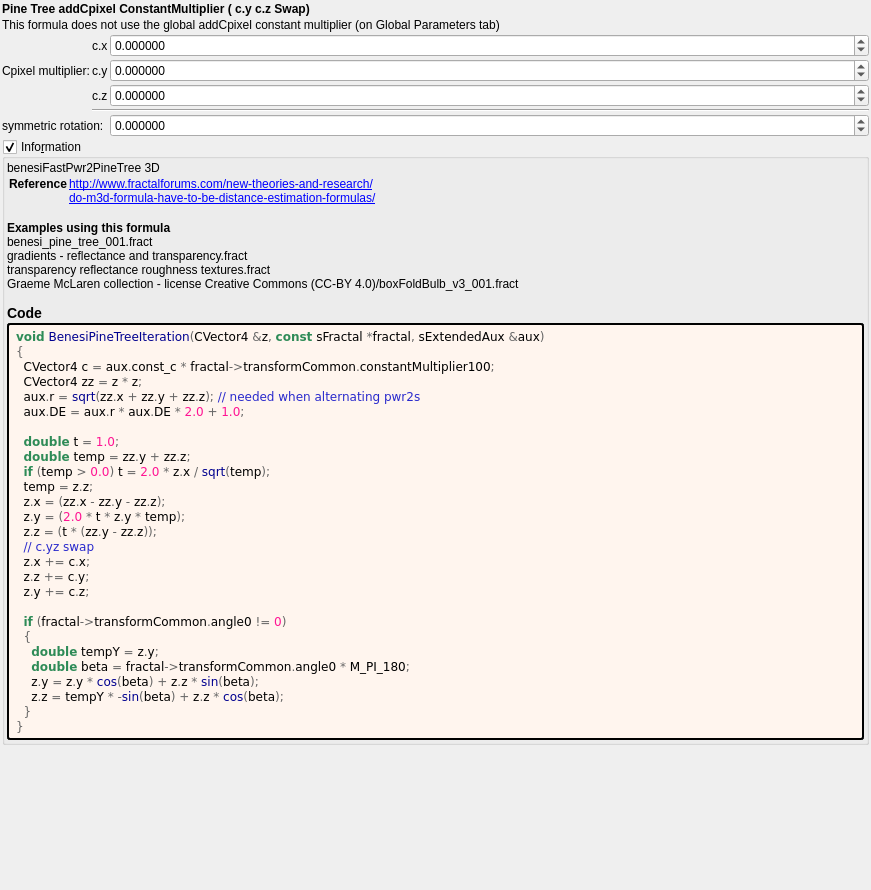
Old version of the form mandelbulber2/formula/ui/benesi_pine_tree.ui in the repository buddhi1980/mandelbulber2.
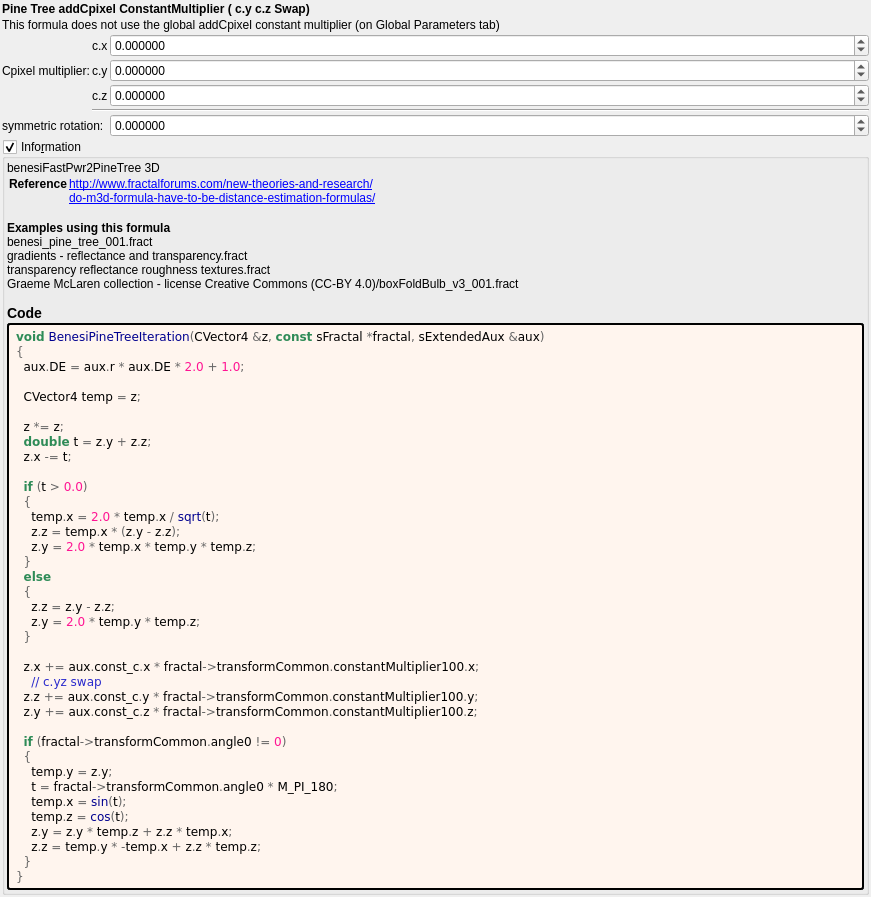
New version of the form. Custom widgets are drawn as their Qt base class.

What changed in the file:
```diff
--- a/mandelbulber2/formula/ui/benesi_pine_tree.ui
+++ b/mandelbulber2/formula/ui/benesi_pine_tree.ui
@@ -271,31 +271,41 @@
         </property>
         <property name="text">
          <string notr="true">&lt;body style=&quot;background-color:#fff5ee&quot;&gt;
-&lt;pre style=&quot;color:#000000; background-color:#fff5ee;  font-family:'Courier New',monospace;&quot;&gt;&lt;span style=&quot;color:#2e8b57; font-weight:bold&quot;&gt;void&lt;/span&gt; &lt;span style=&quot;color:#00008f&quot;&gt;BenesiPineTreeIteration&lt;/span&gt;&lt;span style=&quot;color:#676767&quot;&gt;(&lt;/span&gt;CVector4 &lt;span style=&quot;color:#676767&quot;&gt;&amp;amp;&lt;/span&gt;z&lt;span style=&quot;color:#676767&quot;&gt;,&lt;/span&gt; &lt;span style=&quot;color:#2e8b57; font-weight:bold&quot;&gt;const&lt;/span&gt; sFractal &lt;span style=&quot;color:#676767&quot;&gt;*&lt;/span&gt;fractal&lt;span style=&quot;color:#676767&quot;&gt;,&lt;/span&gt; sExtendedAux &lt;span style=&quot;color:#676767&quot;&gt;&amp;amp;&lt;/span&gt;aux&lt;span style=&quot;color:#676767&quot;&gt;)&lt;/span&gt;
+&lt;pre style=&quot;color:#000000; background-color:#fff5ee;  font-family:&#039;Courier New&#039;,monospace;&quot;&gt;&lt;span style=&quot;color:#2e8b57; font-weight:bold&quot;&gt;void&lt;/span&gt; &lt;span style=&quot;color:#00008f&quot;&gt;BenesiPineTreeIteration&lt;/span&gt;&lt;span style=&quot;color:#676767&quot;&gt;(&lt;/span&gt;CVector4 &lt;span style=&quot;color:#676767&quot;&gt;&amp;amp;&lt;/span&gt;z&lt;span style=&quot;color:#676767&quot;&gt;,&lt;/span&gt; &lt;span style=&quot;color:#2e8b57; font-weight:bold&quot;&gt;const&lt;/span&gt; sFractal &lt;span style=&quot;color:#676767&quot;&gt;*&lt;/span&gt;fractal&lt;span style=&quot;color:#676767&quot;&gt;,&lt;/span&gt; sExtendedAux &lt;span style=&quot;color:#676767&quot;&gt;&amp;amp;&lt;/span&gt;aux&lt;span style=&quot;color:#676767&quot;&gt;)&lt;/span&gt;
 &lt;span style=&quot;color:#676767&quot;&gt;{&lt;/span&gt;
-  CVector4 c &lt;span style=&quot;color:#676767&quot;&gt;=&lt;/span&gt; aux&lt;span style=&quot;color:#676767&quot;&gt;.&lt;/span&gt;const_c &lt;span style=&quot;color:#676767&quot;&gt;*&lt;/span&gt; fractal&lt;span style=&quot;color:#676767&quot;&gt;-&amp;gt;&lt;/span&gt;transformCommon&lt;span style=&quot;color:#676767&quot;&gt;.&lt;/span&gt;constantMultiplier100&lt;span style=&quot;color:#676767&quot;&gt;;&lt;/span&gt;
-  CVector4 zz &lt;span style=&quot;color:#676767&quot;&gt;=&lt;/span&gt; z &lt;span style=&quot;color:#676767&quot;&gt;*&lt;/span&gt; z&lt;span style=&quot;color:#676767&quot;&gt;;&lt;/span&gt;
-  aux&lt;span style=&quot;color:#676767&quot;&gt;.&lt;/span&gt;r &lt;span style=&quot;color:#676767&quot;&gt;=&lt;/span&gt; &lt;span style=&quot;color:#00008f&quot;&gt;sqrt&lt;/span&gt;&lt;span style=&quot;color:#676767&quot;&gt;(&lt;/span&gt;zz&lt;span style=&quot;color:#676767&quot;&gt;.&lt;/span&gt;x &lt;span style=&quot;color:#676767&quot;&gt;+&lt;/span&gt; zz&lt;span style=&quot;color:#676767&quot;&gt;.&lt;/span&gt;y &lt;span style=&quot;color:#676767&quot;&gt;+&lt;/span&gt; zz&lt;span style=&quot;color:#676767&quot;&gt;.&lt;/span&gt;z&lt;span style=&quot;color:#676767&quot;&gt;);&lt;/span&gt; &lt;span style=&quot;color:#2929cc&quot;&gt;// needed when alternating pwr2s&lt;/span&gt;
   aux&lt;span style=&quot;color:#676767&quot;&gt;.&lt;/span&gt;DE &lt;span style=&quot;color:#676767&quot;&gt;=&lt;/span&gt; aux&lt;span style=&quot;color:#676767&quot;&gt;.&lt;/span&gt;r &lt;span style=&quot;color:#676767&quot;&gt;*&lt;/span&gt; aux&lt;span style=&quot;color:#676767&quot;&gt;.&lt;/span&gt;DE &lt;span style=&quot;color:#676767&quot;&gt;*&lt;/span&gt; &lt;span style=&quot;color:#ff1493&quot;&gt;2.0&lt;/span&gt; &lt;span style=&quot;color:#676767&quot;&gt;+&lt;/span&gt; &lt;span style=&quot;color:#ff1493&quot;&gt;1.0&lt;/span&gt;&lt;span style=&quot;color:#676767&quot;&gt;;&lt;/span&gt;
 
-  &lt;span style=&quot;color:#2e8b57; font-weight:bold&quot;&gt;double&lt;/span&gt; t &lt;span style=&quot;color:#676767&quot;&gt;=&lt;/span&gt; &lt;span style=&quot;color:#ff1493&quot;&gt;1.0&lt;/span&gt;&lt;span style=&quot;color:#676767&quot;&gt;;&lt;/span&gt;
-  &lt;span style=&quot;color:#2e8b57; font-weight:bold&quot;&gt;double&lt;/span&gt; temp &lt;span style=&quot;color:#676767&quot;&gt;=&lt;/span&gt; zz&lt;span style=&quot;color:#676767&quot;&gt;.&lt;/span&gt;y &lt;span style=&quot;color:#676767&quot;&gt;+&lt;/span&gt; zz&lt;span style=&quot;color:#676767&quot;&gt;.&lt;/span&gt;z&lt;span style=&quot;color:#676767&quot;&gt;;&lt;/span&gt;
-  &lt;span style=&quot;color:#2e8b57; font-weight:bold&quot;&gt;if&lt;/span&gt; &lt;span style=&quot;color:#676767&quot;&gt;(&lt;/span&gt;temp &lt;span style=&quot;color:#676767&quot;&gt;&amp;gt;&lt;/span&gt; &lt;span style=&quot;color:#ff1493&quot;&gt;0.0&lt;/span&gt;&lt;span style=&quot;color:#676767&quot;&gt;)&lt;/span&gt; t &lt;span style=&quot;color:#676767&quot;&gt;=&lt;/span&gt; &lt;span style=&quot;color:#ff1493&quot;&gt;2.0&lt;/span&gt; &lt;span style=&quot;color:#676767&quot;&gt;*&lt;/span&gt; z&lt;span style=&quot;color:#676767&quot;&gt;.&lt;/span&gt;x &lt;span style=&quot;color:#676767&quot;&gt;/&lt;/span&gt; &lt;span style=&quot;color:#00008f&quot;&gt;sqrt&lt;/span&gt;&lt;span style=&quot;color:#676767&quot;&gt;(&lt;/span&gt;temp&lt;span style=&quot;color:#676767&quot;&gt;);&lt;/span&gt;
-  temp &lt;span style=&quot;color:#676767&quot;&gt;=&lt;/span&gt; z&lt;span style=&quot;color:#676767&quot;&gt;.&lt;/span&gt;z&lt;span style=&quot;color:#676767&quot;&gt;;&lt;/span&gt;
-  z&lt;span style=&quot;color:#676767&quot;&gt;.&lt;/span&gt;x &lt;span style=&quot;color:#676767&quot;&gt;= (&lt;/span&gt;zz&lt;span style=&quot;color:#676767&quot;&gt;.&lt;/span&gt;x &lt;span style=&quot;color:#676767&quot;&gt;-&lt;/span&gt; zz&lt;span style=&quot;color:#676767&quot;&gt;.&lt;/span&gt;y &lt;span style=&quot;color:#676767&quot;&gt;-&lt;/span&gt; zz&lt;span style=&quot;color:#676767&quot;&gt;.&lt;/span&gt;z&lt;span style=&quot;color:#676767&quot;&gt;);&lt;/span&gt;
-  z&lt;span style=&quot;color:#676767&quot;&gt;.&lt;/span&gt;y &lt;span style=&quot;color:#676767&quot;&gt;= (&lt;/span&gt;&lt;span style=&quot;color:#ff1493&quot;&gt;2.0&lt;/span&gt; &lt;span style=&quot;color:#676767&quot;&gt;*&lt;/span&gt; t &lt;span style=&quot;color:#676767&quot;&gt;*&lt;/span&gt; z&lt;span style=&quot;color:#676767&quot;&gt;.&lt;/span&gt;y &lt;span style=&quot;color:#676767&quot;&gt;*&lt;/span&gt; temp&lt;span style=&quot;color:#676767&quot;&gt;);&lt;/span&gt;
-  z&lt;span style=&quot;color:#676767&quot;&gt;.&lt;/span&gt;z &lt;span style=&quot;color:#676767&quot;&gt;= (&lt;/span&gt;t &lt;span style=&quot;color:#676767&quot;&gt;* (&lt;/span&gt;zz&lt;span style=&quot;color:#676767&quot;&gt;.&lt;/span&gt;y &lt;span style=&quot;color:#676767&quot;&gt;-&lt;/span&gt; zz&lt;span style=&quot;color:#676767&quot;&gt;.&lt;/span&gt;z&lt;span style=&quot;color:#676767&quot;&gt;));&lt;/span&gt;
-  &lt;span style=&quot;color:#2929cc&quot;&gt;// c.yz swap&lt;/span&gt;
-  z&lt;span style=&quot;color:#676767&quot;&gt;.&lt;/span&gt;x &lt;span style=&quot;color:#676767&quot;&gt;+=&lt;/span&gt; c&lt;span style=&quot;color:#676767&quot;&gt;.&lt;/span&gt;x&lt;span style=&quot;color:#676767&quot;&gt;;&lt;/span&gt;
-  z&lt;span style=&quot;color:#676767&quot;&gt;.&lt;/span&gt;z &lt;span style=&quot;color:#676767&quot;&gt;+=&lt;/span&gt; c&lt;span style=&quot;color:#676767&quot;&gt;.&lt;/span&gt;y&lt;span style=&quot;color:#676767&quot;&gt;;&lt;/span&gt;
-  z&lt;span style=&quot;color:#676767&quot;&gt;.&lt;/span&gt;y &lt;span style=&quot;color:#676767&quot;&gt;+=&lt;/span&gt; c&lt;span style=&quot;color:#676767&quot;&gt;.&lt;/span&gt;z&lt;span style=&quot;color:#676767&quot;&gt;;&lt;/span&gt;
+  CVector4 temp &lt;span style=&quot;color:#676767&quot;&gt;=&lt;/span&gt; z&lt;span style=&quot;color:#676767&quot;&gt;;&lt;/span&gt;
+
+  z &lt;span style=&quot;color:#676767&quot;&gt;*=&lt;/span&gt; z&lt;span style=&quot;color:#676767&quot;&gt;;&lt;/span&gt;
+  &lt;span style=&quot;color:#2e8b57; font-weight:bold&quot;&gt;double&lt;/span&gt; t &lt;span style=&quot;color:#676767&quot;&gt;=&lt;/span&gt; z&lt;span style=&quot;color:#676767&quot;&gt;.&lt;/span&gt;y &lt;span style=&quot;color:#676767&quot;&gt;+&lt;/span&gt; z&lt;span style=&quot;color:#676767&quot;&gt;.&lt;/span&gt;z&lt;span style=&quot;color:#676767&quot;&gt;;&lt;/span&gt;
+  z&lt;span style=&quot;color:#676767&quot;&gt;.&lt;/span&gt;x &lt;span style=&quot;color:#676767&quot;&gt;-=&lt;/span&gt; t&lt;span style=&quot;color:#676767&quot;&gt;;&lt;/span&gt;
+
+  &lt;span style=&quot;color:#2e8b57; font-weight:bold&quot;&gt;if&lt;/span&gt; &lt;span style=&quot;color:#676767&quot;&gt;(&lt;/span&gt;t &lt;span style=&quot;color:#676767&quot;&gt;&amp;gt;&lt;/span&gt; &lt;span style=&quot;color:#ff1493&quot;&gt;0.0&lt;/span&gt;&lt;span style=&quot;color:#676767&quot;&gt;)&lt;/span&gt;
+  &lt;span style=&quot;color:#676767&quot;&gt;{&lt;/span&gt;
+    temp&lt;span style=&quot;color:#676767&quot;&gt;.&lt;/span&gt;x &lt;span style=&quot;color:#676767&quot;&gt;=&lt;/span&gt; &lt;span style=&quot;color:#ff1493&quot;&gt;2.0&lt;/span&gt; &lt;span style=&quot;color:#676767&quot;&gt;*&lt;/span&gt; temp&lt;span style=&quot;color:#676767&quot;&gt;.&lt;/span&gt;x &lt;span style=&quot;color:#676767&quot;&gt;/&lt;/span&gt; &lt;span style=&quot;color:#00008f&quot;&gt;sqrt&lt;/span&gt;&lt;span style=&quot;color:#676767&quot;&gt;(&lt;/span&gt;t&lt;span style=&quot;color:#676767&quot;&gt;);&lt;/span&gt;
+    z&lt;span style=&quot;color:#676767&quot;&gt;.&lt;/span&gt;z &lt;span style=&quot;color:#676767&quot;&gt;=&lt;/span&gt; temp&lt;span style=&quot;color:#676767&quot;&gt;.&lt;/span&gt;x &lt;span style=&quot;color:#676767&quot;&gt;* (&lt;/span&gt;z&lt;span style=&quot;color:#676767&quot;&gt;.&lt;/span&gt;y &lt;span style=&quot;color:#676767&quot;&gt;-&lt;/span&gt; z&lt;span style=&quot;color:#676767&quot;&gt;.&lt;/span&gt;z&lt;span style=&quot;color:#676767&quot;&gt;);&lt;/span&gt;
+    z&lt;span style=&quot;color:#676767&quot;&gt;.&lt;/span&gt;y &lt;span style=&quot;color:#676767&quot;&gt;=&lt;/span&gt; &lt;span style=&quot;color:#ff1493&quot;&gt;2.0&lt;/span&gt; &lt;span style=&quot;color:#676767&quot;&gt;*&lt;/span&gt; temp&lt;span style=&quot;color:#676767&quot;&gt;.&lt;/span&gt;x &lt;span style=&quot;color:#676767&quot;&gt;*&lt;/span&gt; temp&lt;span style=&quot;color:#676767&quot;&gt;.&lt;/span&gt;y &lt;span style=&quot;color:#676767&quot;&gt;*&lt;/span&gt; temp&lt;span style=&quot;color:#676767&quot;&gt;.&lt;/span&gt;z&lt;span style=&quot;color:#676767&quot;&gt;;&lt;/span&gt;
+  &lt;span style=&quot;color:#676767&quot;&gt;}&lt;/span&gt;
+  &lt;span style=&quot;color:#2e8b57; font-weight:bold&quot;&gt;else&lt;/span&gt;
+  &lt;span style=&quot;color:#676767&quot;&gt;{&lt;/span&gt;
+    z&lt;span style=&quot;color:#676767&quot;&gt;.&lt;/span&gt;z &lt;span style=&quot;color:#676767&quot;&gt;=&lt;/span&gt; z&lt;span style=&quot;color:#676767&quot;&gt;.&lt;/span&gt;y &lt;span style=&quot;color:#676767&quot;&gt;-&lt;/span&gt; z&lt;span style=&quot;color:#676767&quot;&gt;.&lt;/span&gt;z&lt;span style=&quot;color:#676767&quot;&gt;;&lt;/span&gt;
+    z&lt;span style=&quot;color:#676767&quot;&gt;.&lt;/span&gt;y &lt;span style=&quot;color:#676767&quot;&gt;=&lt;/span&gt; &lt;span style=&quot;color:#ff1493&quot;&gt;2.0&lt;/span&gt; &lt;span style=&quot;color:#676767&quot;&gt;*&lt;/span&gt; temp&lt;span style=&quot;color:#676767&quot;&gt;.&lt;/span&gt;y &lt;span style=&quot;color:#676767&quot;&gt;*&lt;/span&gt; temp&lt;span style=&quot;color:#676767&quot;&gt;.&lt;/span&gt;z&lt;span style=&quot;color:#676767&quot;&gt;;&lt;/span&gt;
+  &lt;span style=&quot;color:#676767&quot;&gt;}&lt;/span&gt;
+
+  z&lt;span style=&quot;color:#676767&quot;&gt;.&lt;/span&gt;x &lt;span style=&quot;color:#676767&quot;&gt;+=&lt;/span&gt; aux&lt;span style=&quot;color:#676767&quot;&gt;.&lt;/span&gt;const_c&lt;span style=&quot;color:#676767&quot;&gt;.&lt;/span&gt;x &lt;span style=&quot;color:#676767&quot;&gt;*&lt;/span&gt; fractal&lt;span style=&quot;color:#676767&quot;&gt;-&amp;gt;&lt;/span&gt;transformCommon&lt;span style=&quot;color:#676767&quot;&gt;.&lt;/span&gt;constantMultiplier100&lt;span style=&quot;color:#676767&quot;&gt;.&lt;/span&gt;x&lt;span style=&quot;color:#676767&quot;&gt;;&lt;/span&gt;
+    &lt;span style=&quot;color:#2929cc&quot;&gt;// c.yz swap&lt;/span&gt;
+  z&lt;span style=&quot;color:#676767&quot;&gt;.&lt;/span&gt;z &lt;span style=&quot;color:#676767&quot;&gt;+=&lt;/span&gt; aux&lt;span style=&quot;color:#676767&quot;&gt;.&lt;/span&gt;const_c&lt;span style=&quot;color:#676767&quot;&gt;.&lt;/span&gt;y &lt;span style=&quot;color:#676767&quot;&gt;*&lt;/span&gt; fractal&lt;span style=&quot;color:#676767&quot;&gt;-&amp;gt;&lt;/span&gt;transformCommon&lt;span style=&quot;color:#676767&quot;&gt;.&lt;/span&gt;constantMultiplier100&lt;span style=&quot;color:#676767&quot;&gt;.&lt;/span&gt;y&lt;span style=&quot;color:#676767&quot;&gt;;&lt;/span&gt;
+  z&lt;span style=&quot;color:#676767&quot;&gt;.&lt;/span&gt;y &lt;span style=&quot;color:#676767&quot;&gt;+=&lt;/span&gt; aux&lt;span style=&quot;color:#676767&quot;&gt;.&lt;/span&gt;const_c&lt;span style=&quot;color:#676767&quot;&gt;.&lt;/span&gt;z &lt;span style=&quot;color:#676767&quot;&gt;*&lt;/span&gt; fractal&lt;span style=&quot;color:#676767&quot;&gt;-&amp;gt;&lt;/span&gt;transformCommon&lt;span style=&quot;color:#676767&quot;&gt;.&lt;/span&gt;constantMultiplier100&lt;span style=&quot;color:#676767&quot;&gt;.&lt;/span&gt;z&lt;span style=&quot;color:#676767&quot;&gt;;&lt;/span&gt;
 
   &lt;span style=&quot;color:#2e8b57; font-weight:bold&quot;&gt;if&lt;/span&gt; &lt;span style=&quot;color:#676767&quot;&gt;(&lt;/span&gt;fractal&lt;span style=&quot;color:#676767&quot;&gt;-&amp;gt;&lt;/span&gt;transformCommon&lt;span style=&quot;color:#676767&quot;&gt;.&lt;/span&gt;angle0 &lt;span style=&quot;color:#676767&quot;&gt;!=&lt;/span&gt; &lt;span style=&quot;color:#ff1493&quot;&gt;0&lt;/span&gt;&lt;span style=&quot;color:#676767&quot;&gt;)&lt;/span&gt;
   &lt;span style=&quot;color:#676767&quot;&gt;{&lt;/span&gt;
-    &lt;span style=&quot;color:#2e8b57; font-weight:bold&quot;&gt;double&lt;/span&gt; tempY &lt;span style=&quot;color:#676767&quot;&gt;=&lt;/span&gt; z&lt;span style=&quot;color:#676767&quot;&gt;.&lt;/span&gt;y&lt;span style=&quot;color:#676767&quot;&gt;;&lt;/span&gt;
-    &lt;span style=&quot;color:#2e8b57; font-weight:bold&quot;&gt;double&lt;/span&gt; beta &lt;span style=&quot;color:#676767&quot;&gt;=&lt;/span&gt; fractal&lt;span style=&quot;color:#676767&quot;&gt;-&amp;gt;&lt;/span&gt;transformCommon&lt;span style=&quot;color:#676767&quot;&gt;.&lt;/span&gt;angle0 &lt;span style=&quot;color:#676767&quot;&gt;*&lt;/span&gt; M_PI_180&lt;span style=&quot;color:#676767&quot;&gt;;&lt;/span&gt;
-    z&lt;span style=&quot;color:#676767&quot;&gt;.&lt;/span&gt;y &lt;span style=&quot;color:#676767&quot;&gt;=&lt;/span&gt; z&lt;span style=&quot;color:#676767&quot;&gt;.&lt;/span&gt;y &lt;span style=&quot;color:#676767&quot;&gt;*&lt;/span&gt; &lt;span style=&quot;color:#00008f&quot;&gt;cos&lt;/span&gt;&lt;span style=&quot;color:#676767&quot;&gt;(&lt;/span&gt;beta&lt;span style=&quot;color:#676767&quot;&gt;) +&lt;/span&gt; z&lt;span style=&quot;color:#676767&quot;&gt;.&lt;/span&gt;z &lt;span style=&quot;color:#676767&quot;&gt;*&lt;/span&gt; &lt;span style=&quot;color:#00008f&quot;&gt;sin&lt;/span&gt;&lt;span style=&quot;color:#676767&quot;&gt;(&lt;/span&gt;beta&lt;span style=&quot;color:#676767&quot;&gt;);&lt;/span&gt;
-    z&lt;span style=&quot;color:#676767&quot;&gt;.&lt;/span&gt;z &lt;span style=&quot;color:#676767&quot;&gt;=&lt;/span&gt; tempY &lt;span style=&quot;color:#676767&quot;&gt;* -&lt;/span&gt;&lt;span style=&quot;color:#00008f&quot;&gt;sin&lt;/span&gt;&lt;span style=&quot;color:#676767&quot;&gt;(&lt;/span&gt;beta&lt;span style=&quot;color:#676767&quot;&gt;) +&lt;/span&gt; z&lt;span style=&quot;color:#676767&quot;&gt;.&lt;/span&gt;z &lt;span style=&quot;color:#676767&quot;&gt;*&lt;/span&gt; &lt;span style=&quot;color:#00008f&quot;&gt;cos&lt;/span&gt;&lt;span style=&quot;color:#676767&quot;&gt;(&lt;/span&gt;beta&lt;span style=&quot;color:#676767&quot;&gt;);&lt;/span&gt;
+    temp&lt;span style=&quot;color:#676767&quot;&gt;.&lt;/span&gt;y &lt;span style=&quot;color:#676767&quot;&gt;=&lt;/span&gt; z&lt;span style=&quot;color:#676767&quot;&gt;.&lt;/span&gt;y&lt;span style=&quot;color:#676767&quot;&gt;;&lt;/span&gt;
+    t &lt;span style=&quot;color:#676767&quot;&gt;=&lt;/span&gt; fractal&lt;span style=&quot;color:#676767&quot;&gt;-&amp;gt;&lt;/span&gt;transformCommon&lt;span style=&quot;color:#676767&quot;&gt;.&lt;/span&gt;angle0 &lt;span style=&quot;color:#676767&quot;&gt;*&lt;/span&gt; M_PI_180&lt;span style=&quot;color:#676767&quot;&gt;;&lt;/span&gt;
+    temp&lt;span style=&quot;color:#676767&quot;&gt;.&lt;/span&gt;x &lt;span style=&quot;color:#676767&quot;&gt;=&lt;/span&gt; &lt;span style=&quot;color:#00008f&quot;&gt;sin&lt;/span&gt;&lt;span style=&quot;color:#676767&quot;&gt;(&lt;/span&gt;t&lt;span style=&quot;color:#676767&quot;&gt;);&lt;/span&gt;
+    temp&lt;span style=&quot;color:#676767&quot;&gt;.&lt;/span&gt;z &lt;span style=&quot;color:#676767&quot;&gt;=&lt;/span&gt; &lt;span style=&quot;color:#00008f&quot;&gt;cos&lt;/span&gt;&lt;span style=&quot;color:#676767&quot;&gt;(&lt;/span&gt;t&lt;span style=&quot;color:#676767&quot;&gt;);&lt;/span&gt;
+    z&lt;span style=&quot;color:#676767&quot;&gt;.&lt;/span&gt;y &lt;span style=&quot;color:#676767&quot;&gt;=&lt;/span&gt; z&lt;span style=&quot;color:#676767&quot;&gt;.&lt;/span&gt;y &lt;span style=&quot;color:#676767&quot;&gt;*&lt;/span&gt; temp&lt;span style=&quot;color:#676767&quot;&gt;.&lt;/span&gt;z &lt;span style=&quot;color:#676767&quot;&gt;+&lt;/span&gt; z&lt;span style=&quot;color:#676767&quot;&gt;.&lt;/span&gt;z &lt;span style=&quot;color:#676767&quot;&gt;*&lt;/span&gt; temp&lt;span style=&quot;color:#676767&quot;&gt;.&lt;/span&gt;x&lt;span style=&quot;color:#676767&quot;&gt;;&lt;/span&gt;
+    z&lt;span style=&quot;color:#676767&quot;&gt;.&lt;/span&gt;z &lt;span style=&quot;color:#676767&quot;&gt;=&lt;/span&gt; temp&lt;span style=&quot;color:#676767&quot;&gt;.&lt;/span&gt;y &lt;span style=&quot;color:#676767&quot;&gt;* -&lt;/span&gt;temp&lt;span style=&quot;color:#676767&quot;&gt;.&lt;/span&gt;x &lt;span style=&quot;color:#676767&quot;&gt;+&lt;/span&gt; z&lt;span style=&quot;color:#676767&quot;&gt;.&lt;/span&gt;z &lt;span style=&quot;color:#676767&quot;&gt;*&lt;/span&gt; temp&lt;span style=&quot;color:#676767&quot;&gt;.&lt;/span&gt;z&lt;span style=&quot;color:#676767&quot;&gt;;&lt;/span&gt;
   &lt;span style=&quot;color:#676767&quot;&gt;}&lt;/span&gt;
 &lt;span style=&quot;color:#676767&quot;&gt;}&lt;/span&gt;
 &lt;/pre&gt;
```
Left out of the diff: 2 changed lines with no effect on the pictures.
